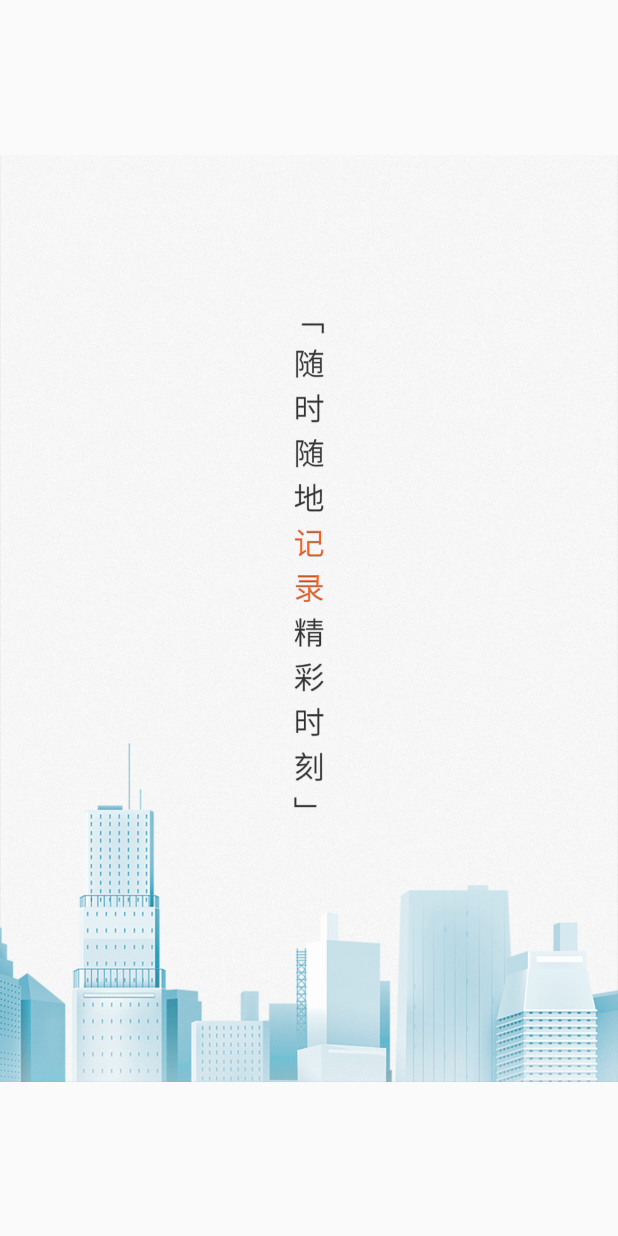
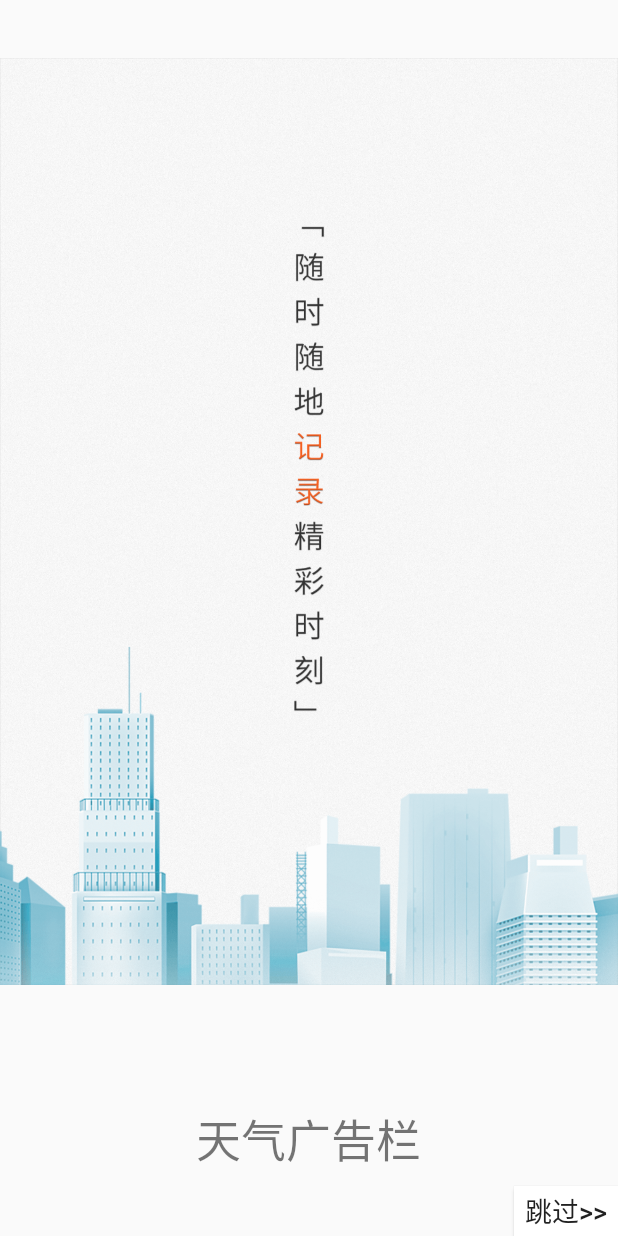
Before and after one commit to gubin1234/CoolWeatherTest, an Android app: the layout activity_first_start.xml on its own in the app's theme, with its tools: preview values and no code run, on a phone screen of 412 x 824 dp. Run offline under Robolectric (Android 15) with nearby library versions, the phone set to English and light mode, and no system bars.

```diff
--- a/app/build.gradle
+++ b/app/build.gradle
@@ -8,8 +8,8 @@ android {
         applicationId "com.coolweather.android"
         minSdkVersion 16
         targetSdkVersion 30
-        versionCode 1
-        versionName "1.0"
+        versionCode 110
+        versionName "110"
 
         testInstrumentationRunner "androidx.test.runner.AndroidJUnitRunner"
     }
--- a/app/src/main/java/com/coolweather/android/gson/Weather.java
+++ b/app/src/main/java/com/coolweather/android/gson/Weather.java
@@ -17,7 +17,7 @@ public class Weather {
     public AQI aqi;
     public Now now;
     public Suggestion suggestion;
-
+    /*未来几天天气*/
     @SerializedName("daily_forecast")
     public List<Forecast> forecastList;
 }
--- a/app/src/main/res/layout/activity_first_start.xml
+++ b/app/src/main/res/layout/activity_first_start.xml
@@ -9,6 +9,28 @@
     <ImageView
         android:id="@+id/startbg"
         android:layout_width="match_parent"
-        android:layout_height="wrap_content"
-        app:srcCompat="@drawable/bg_launcher_title" />
+        android:layout_height="0dp"
+        android:layout_weight="84.4"
+        app:srcCompat="@drawable/bg_launcher_title"
+        />
+    <RelativeLayout
+        android:layout_width="match_parent"
+        android:layout_height="0dp"
+        android:layout_weight="15.6">
+        <TextView
+            android:layout_width="wrap_content"
+            android:layout_height="wrap_content"
+            android:layout_centerInParent="true"
+            android:text="天气广告栏"
+            android:textSize="30sp"/>
+        <Button
+            android:id="@+id/pass"
+            android:layout_width="69dp"
+            android:layout_height="33dp"
+            android:textSize="18sp"
+            android:layout_alignParentRight="true"
+            android:layout_alignParentBottom="true"
+            android:background="@color/white"
+            android:text="跳过>>"/>
+    </RelativeLayout>
 </LinearLayout>
```
Also changed, not shown: app/src/main/java/com/coolweather/android/ActivityFirstStart.java (+13 -3 lines), app/src/main/java/com/coolweather/android/WeatherActivity.java (+21 -21 lines).
